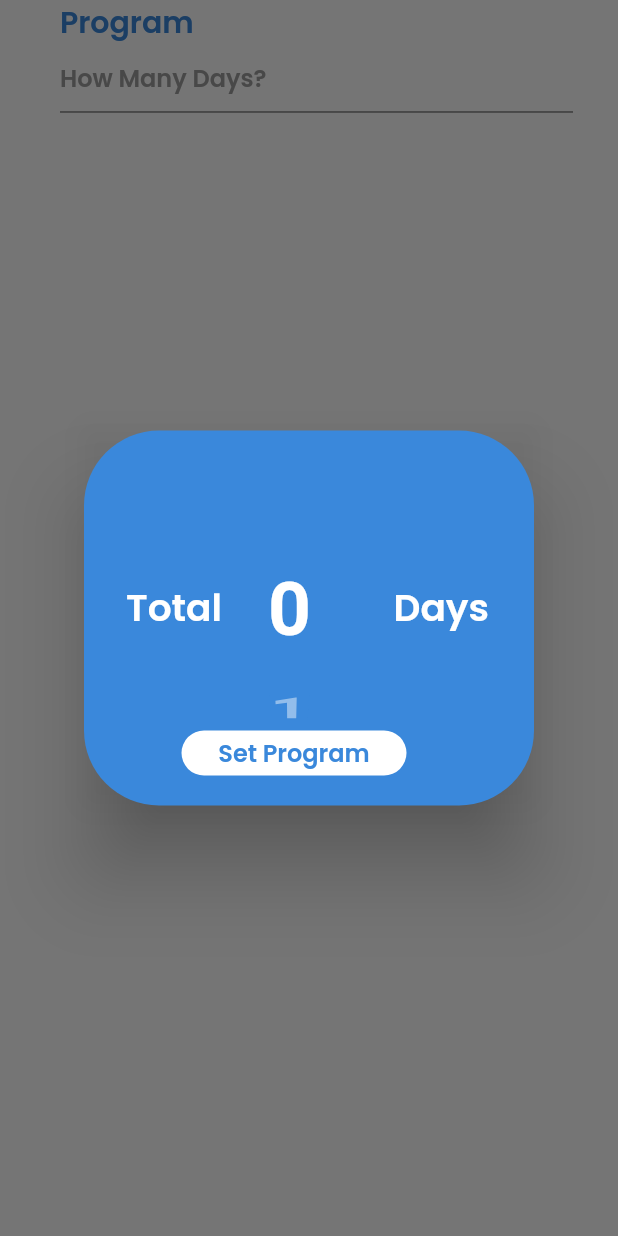
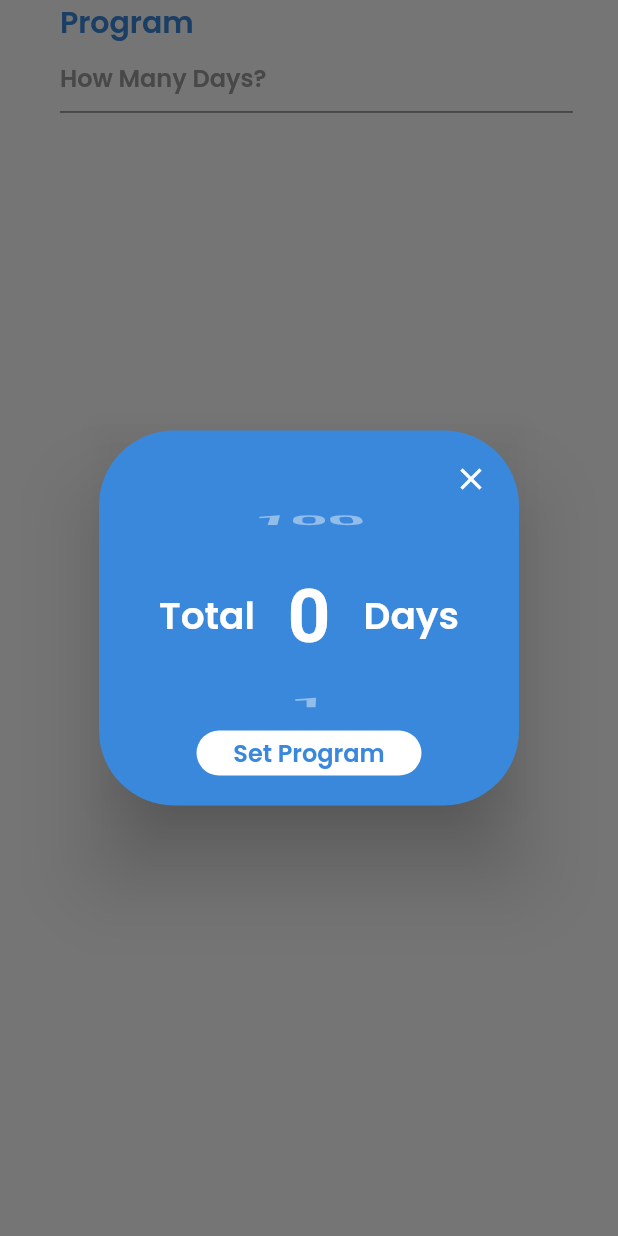
Before and after one commit to mohammadalihera/Medicine_Reminder, a Flutter app: the MedicinePrograme widget shown alone on an empty page, opened directly, after a tap on "How Many Days?", on a phone screen of 412 x 824 dp. Run offline on Flutter 3.47's test engine with Material 2 defaults, Android fonts, the phone set to English and light mode, and no system bars; our stand-ins replace date_time_picker, double_back_to_close, flutter_svg, flutter_time_picker_spinner, get, numberpicker and 1 more.

Commit message:
bugFix v1

```diff
--- a/lib/view/widgets/dashboard_widget/new_medicine_detail/medicine_program/medicine_program.dart
+++ b/lib/view/widgets/dashboard_widget/new_medicine_detail/medicine_program/medicine_program.dart
@@ -69,7 +69,6 @@ class _MedicineProgrameState extends State<MedicinePrograme> {
         return Dialog(
           backgroundColor: Colors.transparent,
           child: Container(
-            padding: EdgeInsets.only(top: 20, right: 15),
             decoration: BoxDecoration(
               borderRadius: new BorderRadius.all(
                 const Radius.circular(50.0),
@@ -77,25 +76,26 @@ class _MedicineProgrameState extends State<MedicinePrograme> {
               color: kPrimaryColor,
             ),
             height: 250,
-            width: 300,
+            width: 280,
             child: Center(
               child: Stack(
                 children: <Widget>[
-                  Positioned(
-                    left: 87,
-                    bottom: 45,
-                    child: Container(
+                  Column(
+                    mainAxisAlignment: MainAxisAlignment.center,
+                    crossAxisAlignment: CrossAxisAlignment.center,
+                    children: <Widget>[
+                      Container(
+                        padding: EdgeInsets.only(bottom:10),
                         color: kPrimaryColor,
-                        height: 180,
-                        width: 100,
+                        height: 150,
+                        width: 290,
                         child: CupertinoPicker(
                           useMagnifier: false,
                           selectionOverlay: null,
-                            looping: false,
+                          looping: true,
                           itemExtent: 100,
                           scrollController: FixedExtentScrollController(),
                           onSelectedItemChanged: (int index) {
-                              print(index);
                             setState(() {
                               selectedDays = index;
                             });
@@ -115,11 +115,14 @@ class _MedicineProgrameState extends State<MedicinePrograme> {
                                   ),
                                 ),
                               )
-                            ])),
+                          ],
+                        ),
+                      ),
+                    ],
                   ),
                   Positioned(
-                    top: 80,
-                    left: 28,
+                    top: 105,
+                    left: 40,
                     child: Container(
                       child: Text(
                         'Total',
@@ -131,8 +134,8 @@ class _MedicineProgrameState extends State<MedicinePrograme> {
                     ),
                   ),
                   Positioned(
-                      top: 80,
-                      right: 15,
+                    top: 105,
+                    right: 40,
                     child: Container(
                       child: Center(
                         child: Text(
@@ -143,10 +146,11 @@ class _MedicineProgrameState extends State<MedicinePrograme> {
                               fontWeight: FontWeight.w600),
                         ),
                       ),
-                      )),
+                    ),
+                  ),
                   Positioned(
                     bottom: 20,
-                    left: 65,
+                    right: 65,
                     child: InkWell(
                       onTap: () {
                         Navigator.pop(context);
@@ -171,9 +175,9 @@ class _MedicineProgrameState extends State<MedicinePrograme> {
                       ),
                     ),
                   ),
-                  /* Positioned(
-                    top: 5,
-                    right: 12,
+                  Positioned(
+                    top: 20,
+                    right: 20,
                     child: InkWell(
                       onTap: () {
                         setState(() {
@@ -185,7 +189,7 @@ class _MedicineProgrameState extends State<MedicinePrograme> {
                         child: Icon(Icons.close, color: Colors.white),
                       ),
                     ),
-                  ) */
+                  ),
                 ],
               ),
             ),
--- a/pubspec.yaml
+++ b/pubspec.yaml
@@ -45,9 +45,10 @@ dev_dependencies:
 
 
 flutter_icons:
-  image_path: "assets/logo/med_icon.png"
+  image_path: "assets/logo/app_icon.png"
   android: true
   ios: true
+  remove_alpha_ios: true
 
 # For information on the generic Dart part of this file, see the
 # following page: https://dart.dev/tools/pub/pubspec
```
Also changed, not shown: lib/view/widgets/dashboard_widget/new_medicine_detail/medicine_dosage.dart (+4 -5 lines), lib/view/widgets/dashboard_widget/new_medicine_detail/medicine_quantity/medicine_quantity.dart (+41 -28 lines), assets/logo/app_icon.png, 20 other files. Lines whose indentation alone changed are shown as unchanged.
